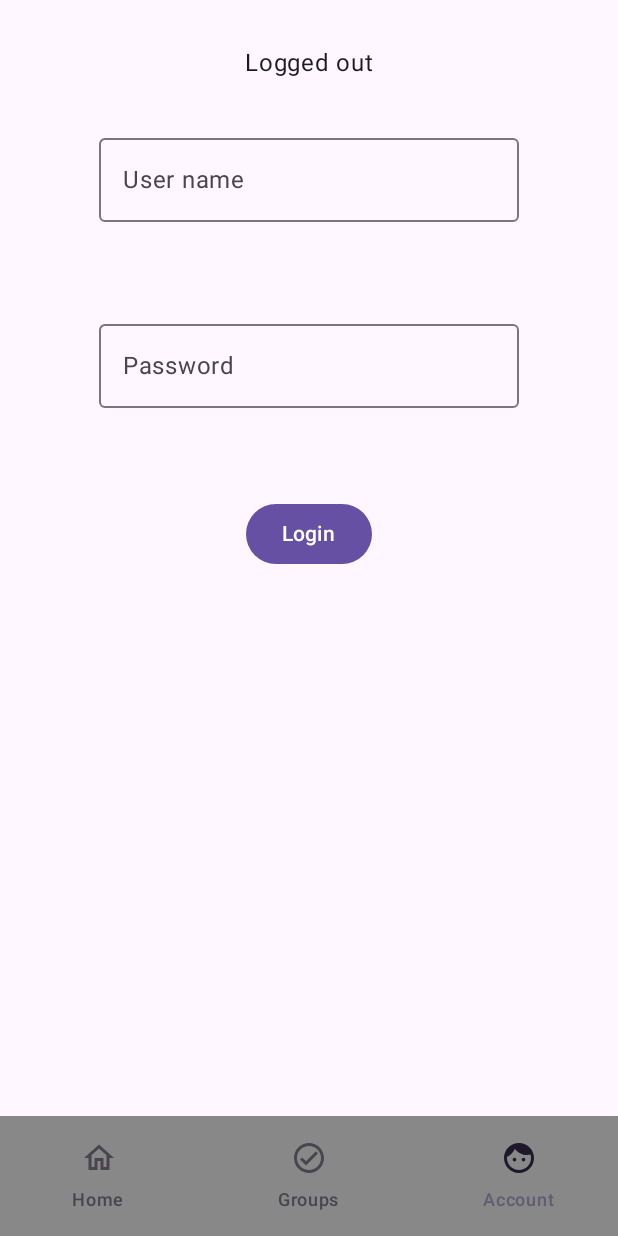
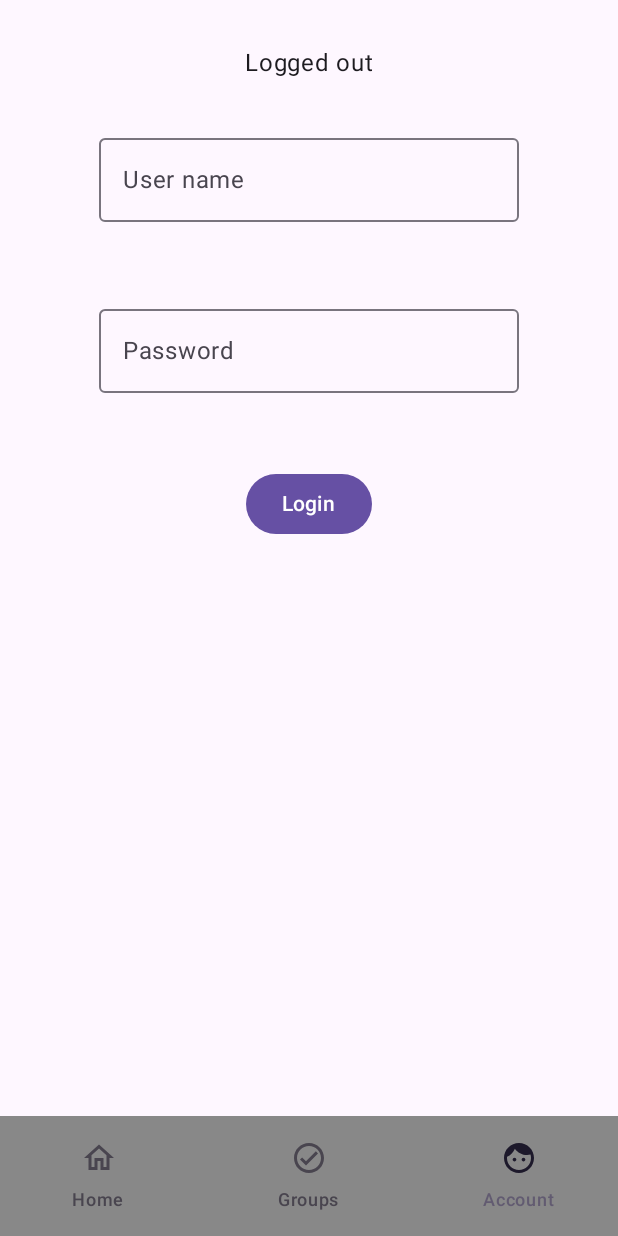
Before and after one commit to frmad/XPence-kotlin, an Android app built with Jetpack Compose: the screen it shows after launch (AppActivity), item 3 of the bottom bar chosen, on a phone screen of 412 x 824 dp. Run offline under Robolectric (Android 15) with nearby library versions, the phone set to English and light mode, and no system bars; libraries missing offline, so code that uses them is left out: com.russhwolf.settings; 1 statement that could not run was skipped.

Commit message:
Moved button above keyboard

```diff
--- a/app/src/commonMain/kotlin/sdu/mobile/xpence/ui/screens/Account.kt
+++ b/app/src/commonMain/kotlin/sdu/mobile/xpence/ui/screens/Account.kt
@@ -91,7 +91,7 @@ fun user_name_textField() {
                 start = 16.dp,
                 top = 30.dp,
                 end = 16.dp,
-                bottom = 30.dp
+                bottom = 20.dp
             )
     )
 }
@@ -114,7 +114,7 @@ fun password_textField() {
                 start = 16.dp,
                 top = 30.dp,
                 end = 16.dp,
-                bottom = 30.dp
+                bottom = 20.dp
             )
     )
 }
```
